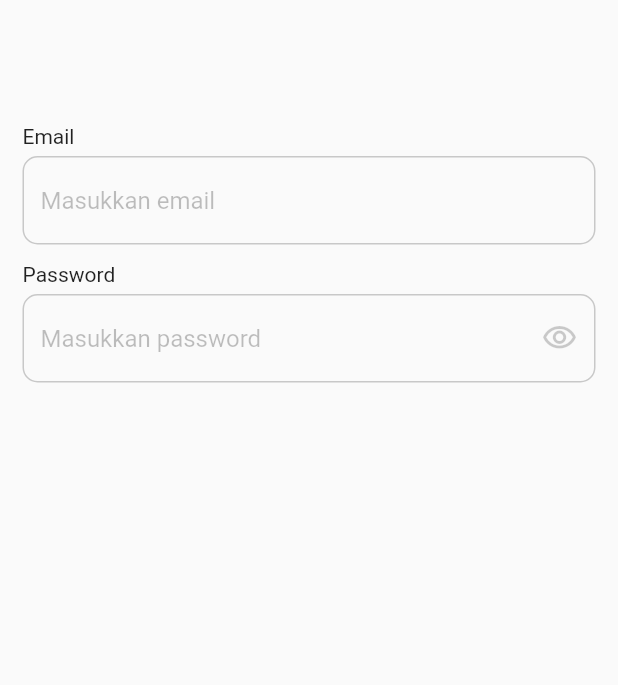
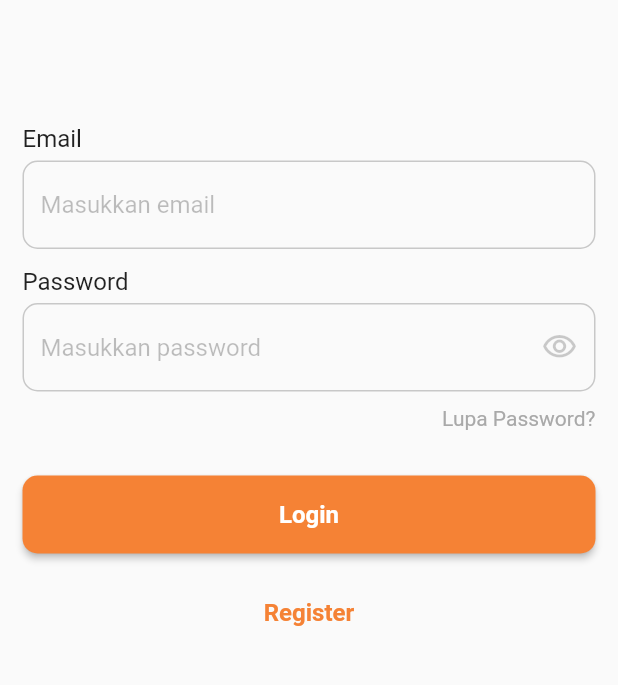
Before and after one commit to GuidoAugusta/FieldFox, a Flutter app: the screen it shows after launch, on a phone screen of 412 x 824 dp, the part 324-1009 px from its top. Run offline on Flutter 3.47's test engine with Material 2 defaults, Android fonts, the phone set to English and light mode, and no system bars.

Commit message:
menyelesaikan login page

```diff
--- a/lib/pages/login_page.dart
+++ b/lib/pages/login_page.dart
@@ -1,7 +1,15 @@
 import 'package:flutter/material.dart';
 
-class LoginPage extends StatelessWidget {
+class LoginPage extends StatefulWidget {
   const LoginPage({super.key});
+
+  @override
+  State<LoginPage> createState() => _LoginPageState();
+}
+
+class _LoginPageState extends State<LoginPage> {
+  // status show password
+  bool _isObscure = true;
 
   @override
   Widget build(BuildContext context) {
@@ -35,7 +43,10 @@ class LoginPage extends StatelessWidget {
             child: Column(
               crossAxisAlignment: CrossAxisAlignment.start,
               children: [
-                Text('Email'),
+                Text(
+                  'Email',
+                  style: TextStyle(fontSize: 16),
+                ),
                 SizedBox(
                   height: 5,
                 ),
@@ -61,20 +72,30 @@ class LoginPage extends StatelessWidget {
                 SizedBox(
                   height: 12,
                 ),
-                Text('Password'),
+                Text(
+                  'Password',
+                  style: TextStyle(fontSize: 16),
+                ),
                 SizedBox(
                   height: 5,
                 ),
                 TextField(
                   decoration: InputDecoration(
                     suffixIcon: IconButton(
-                        splashColor: Colors.transparent,
-                        highlightColor: Colors.transparent,
-                        onPressed: () {},
-                        icon: Icon(
-                          Icons.visibility_outlined,
-                          color: Color(0x33000000),
-                        )),
+                      splashColor: Colors.transparent,
+                      highlightColor: Colors.transparent,
+                      onPressed: () {
+                        setState(() {
+                          _isObscure = !_isObscure;
+                        });
+                      },
+                      icon: Icon(
+                        _isObscure
+                            ? Icons.visibility_outlined
+                            : Icons.visibility_off_outlined,
+                        color: Color(0x33000000),
+                      ),
+                    ),
                     hintText: 'Masukkan password',
                     hintStyle: TextStyle(color: Color(0x40000000)),
                     hoverColor: Colors.transparent,
@@ -91,6 +112,67 @@ class LoginPage extends StatelessWidget {
                       ),
                     ),
                   ),
+                  obscureText: _isObscure,
+                  obscuringCharacter: '●',
+                ),
+                SizedBox(
+                  height: 10,
+                ),
+                Row(
+                  mainAxisAlignment: MainAxisAlignment.end,
+                  children: [
+                    InkWell(
+                      splashColor: Colors.transparent,
+                      overlayColor:
+                          MaterialStateProperty.all(Colors.transparent),
+                      onTap: () {},
+                      child: Text(
+                        'Lupa Password?',
+                        style: TextStyle(color: Color(0xFFA9A9A9)),
+                      ),
+                    ),
+                  ],
+                ),
+                SizedBox(
+                  height: 30,
+                ),
+                Center(
+                  child: ElevatedButton(
+                    style: ElevatedButton.styleFrom(
+                      surfaceTintColor: Colors.black,
+                      shape: RoundedRectangleBorder(
+                        borderRadius: BorderRadius.circular(10),
+                      ),
+                      backgroundColor: Color(0xFFF58235),
+                      minimumSize: Size(double.infinity, 52),
+                    ),
+                    onPressed: () {},
+                    child: Text(
+                      'Login',
+                      style: TextStyle(
+                        fontSize: 16,
+                        fontWeight: FontWeight.w700,
+                      ),
+                    ),
+                  ),
+                ),
+                SizedBox(
+                  height: 30,
+                ),
+                Center(
+                  child: InkWell(
+                    splashColor: Colors.transparent,
+                    overlayColor: MaterialStateProperty.all(Colors.transparent),
+                    onTap: () {},
+                    child: Text(
+                      'Register',
+                      style: TextStyle(
+                        color: Color(0xFFF58235),
+                        fontSize: 16,
+                        fontWeight: FontWeight.w700,
+                      ),
+                    ),
+                  ),
                 ),
               ],
             ),
```
